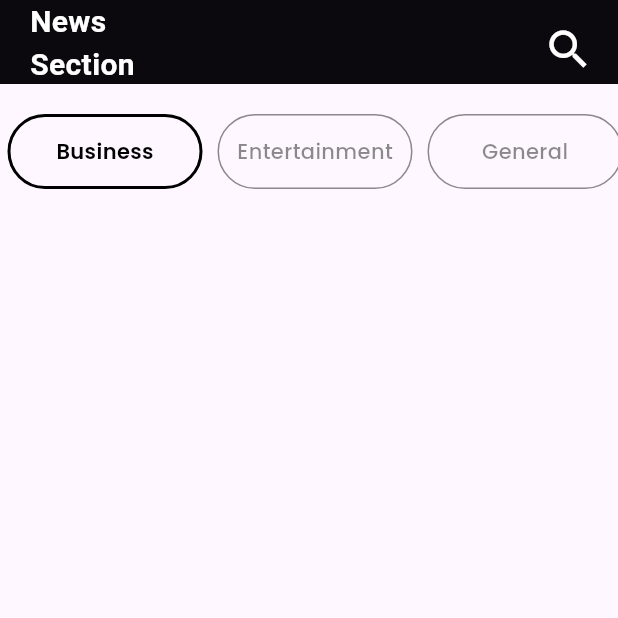
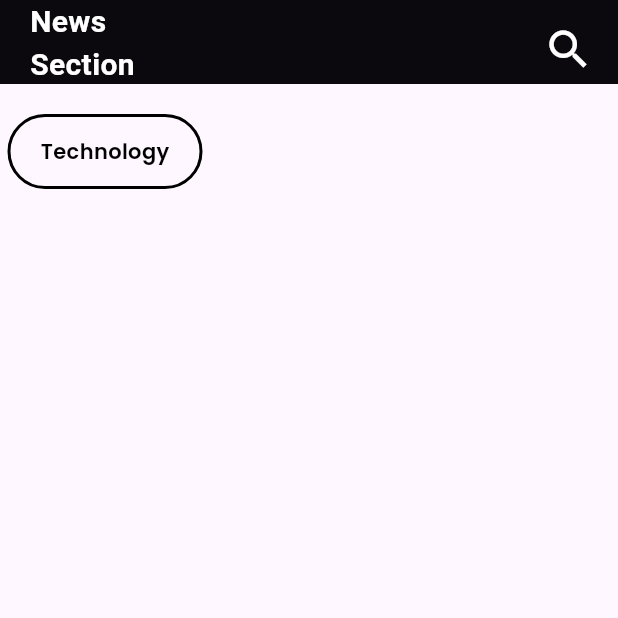
Before and after one commit to Deepak6055/flutter_news_app_2.0, a Flutter app: the screen it shows after launch, on a phone screen of 412 x 824 dp, the top half of it. Run offline on Flutter 3.47's test engine with Material 3 defaults, Android fonts, the phone set to English and light mode, and no system bars; our stand-ins replace connectivity_plus, flutter_dotenv, fluttertoast, google_fonts, jiffy, skeletons and 1 more; missing offline and left inert: loadmore; network calls fail.

Commit message:
fix:commit fix

```diff
--- a/lib/screens/home/home.dart
+++ b/lib/screens/home/home.dart
@@ -18,12 +18,6 @@ class Home extends StatefulWidget {
 
 class _HomeState extends State<Home> {
   List<String> categories = [
-    'business',
-    'entertainment',
-    'general',
-    'health',
-    'science',
-    'sports',
     'technology'
   ];
 
```
